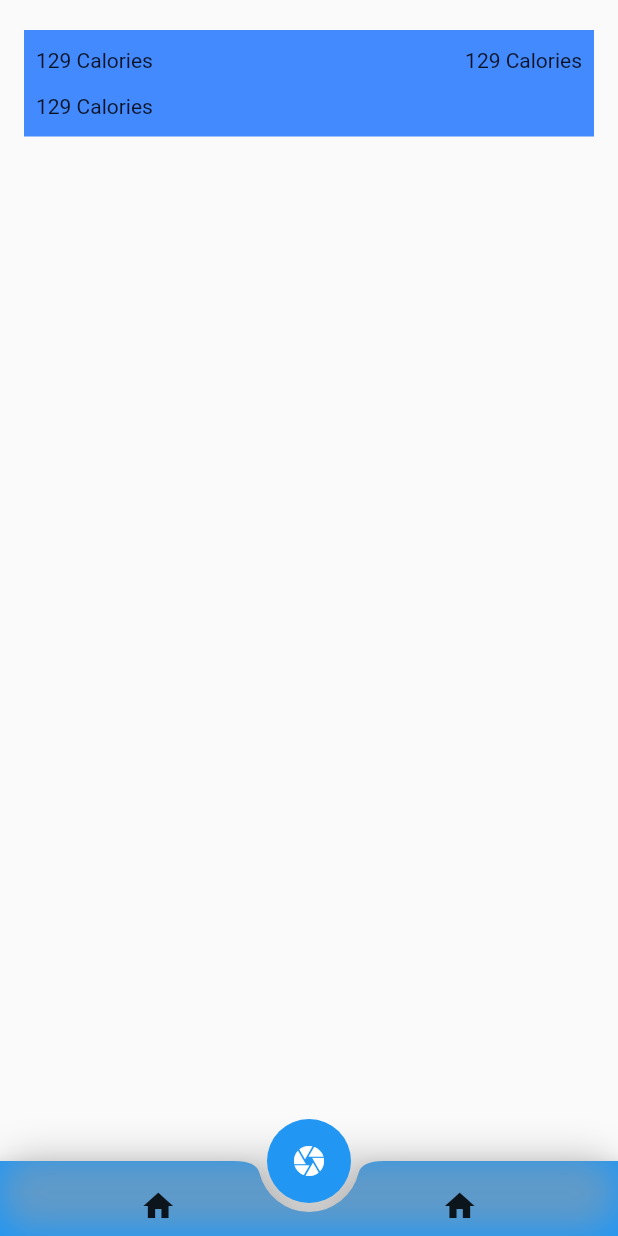
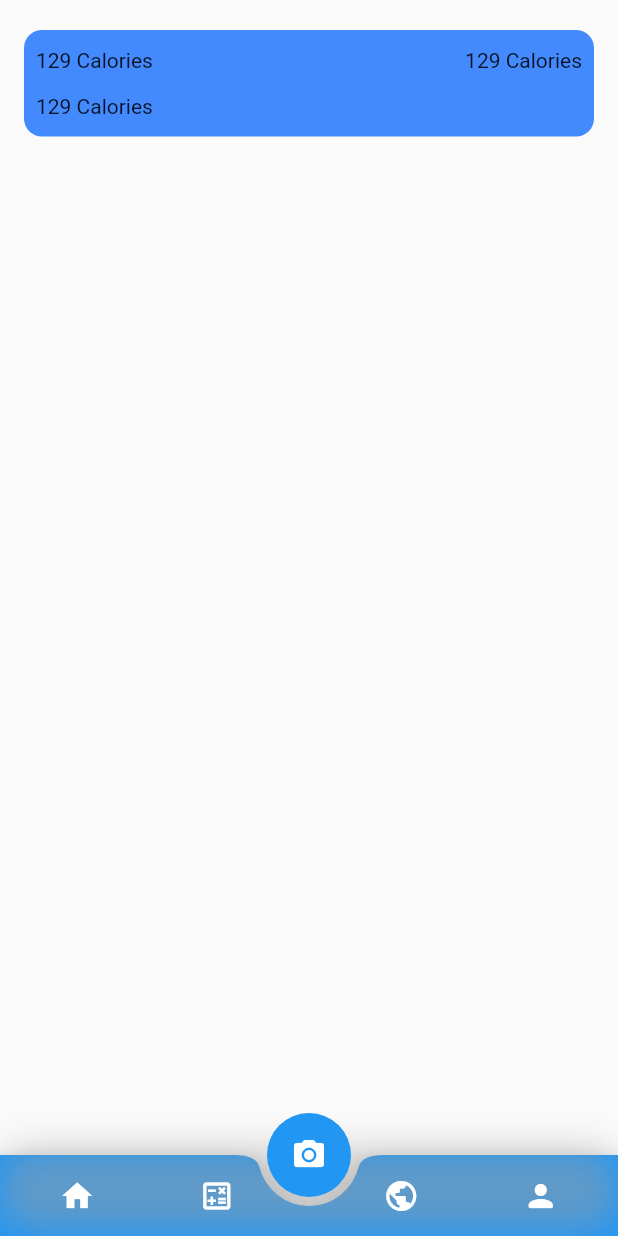
Before and after one commit to ali-susanto/kaloriku, a Flutter app: the screen it shows after launch, on a phone screen of 412 x 824 dp. Run offline on Flutter 3.47's test engine with Material 2 defaults, Android fonts, the phone set to English and light mode, and no system bars.

Commit message:
add bottom navbar

```diff
--- a/lib/screen/home/home_screen.dart
+++ b/lib/screen/home/home_screen.dart
@@ -1,4 +1,7 @@
 import 'package:flutter/material.dart';
+
+import '../components/bottom_navbar.dart';
+import '../components/scan_fab.dart';
 
 class HomeScreen extends StatefulWidget {
   const HomeScreen({Key? key}) : super(key: key);
@@ -19,9 +22,11 @@ class _HomeScreenState extends State<HomeScreen> {
               children: [
                 Container(
                   width: size.width,
-                  color: Colors.blueAccent,
                   padding:
                       const EdgeInsets.symmetric(vertical: 12, horizontal: 8),
+                  decoration: BoxDecoration(
+                      color: Colors.blueAccent,
+                      borderRadius: BorderRadius.circular(12)),
                   child: Column(
                     mainAxisAlignment: MainAxisAlignment.start,
                     crossAxisAlignment: CrossAxisAlignment.start,
@@ -45,44 +50,7 @@ class _HomeScreenState extends State<HomeScreen> {
           ),
         ),
         floatingActionButtonLocation: FloatingActionButtonLocation.centerDocked,
-        floatingActionButton: FloatingActionButton(
-          onPressed: () {},
-          elevation: 0,
-          child: const Icon(Icons.camera),
-        ),
-        bottomNavigationBar: BottomAppBar(
-          shape: const CircularNotchedRectangle(),
-          notchMargin: 6,
-          color: Colors.blue,
-          child: Container(
-            height: 50,
-            padding: const EdgeInsets.symmetric(vertical: 10, horizontal: 5),
-            decoration: BoxDecoration(
-              //color: Colors.white,
-              boxShadow: [
-                BoxShadow(
-                    offset: const Offset(0, -4),
-                    blurRadius: 20,
-                    color: Colors.grey.withOpacity(0.5))
-              ],
-              borderRadius: BorderRadius.circular(20),
-            ),
-            child: SafeArea(
-                top: false,
-                child: Row(
-                  mainAxisAlignment: MainAxisAlignment.spaceAround,
-                  children: [
-                    IconButton(
-                      onPressed: () {},
-                      icon: const Icon(Icons.home),
-                    ),
-                    IconButton(
-                      onPressed: () {},
-                      icon: const Icon(Icons.home),
-                    ),
-                  ],
-                )),
-          ),
-        ));
+        floatingActionButton: const ScanButton(),
+        bottomNavigationBar: const BottomNavbar());
   }
 }
--- a/lib/screen/profile/profile_screen.dart
+++ b/lib/screen/profile/profile_screen.dart
@@ -1,4 +1,6 @@
 import 'package:flutter/material.dart';
+import 'package:kaloriku/screen/components/bottom_navbar.dart';
+import 'package:kaloriku/screen/components/scan_fab.dart';
 
 class ProfileScreen extends StatelessWidget {
   const ProfileScreen({Key? key}) : super(key: key);
@@ -9,6 +11,9 @@ class ProfileScreen extends StatelessWidget {
       body: Column(
         children: const [Text('Profile')],
       ),
+      floatingActionButtonLocation: FloatingActionButtonLocation.centerDocked,
+      floatingActionButton: const ScanButton(),
+      bottomNavigationBar: const BottomNavbar(),
     );
   }
 }
```
